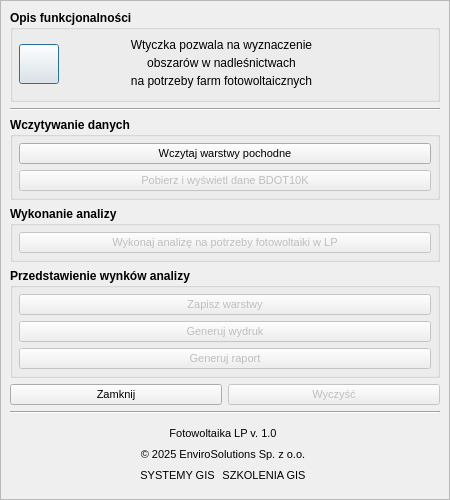
This is photovoltaics_LP_dialog_base.ui in envirosolutionspl/pv_las as Qt 5 draws it before an edit. The edited form follows.
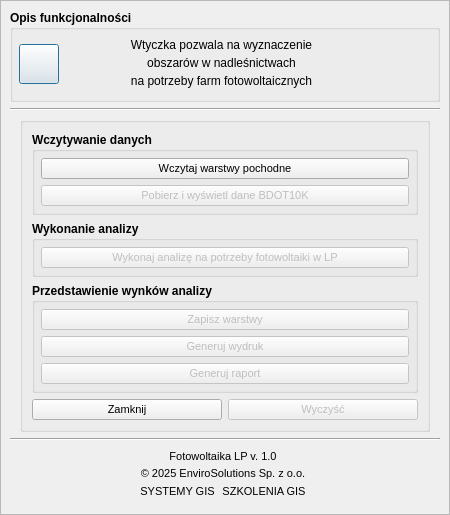
This is the edited form. Icons and pictures are not drawn.

The edit to the form file:
```diff
--- a/photovoltaics_LP_dialog_base.ui
+++ b/photovoltaics_LP_dialog_base.ui
@@ -10,7 +10,7 @@
     <x>0</x>
     <y>0</y>
     <width>450</width>
-    <height>500</height>
+    <height>515</height>
    </rect>
   </property>
   <property name="windowTitle">
@@ -43,8 +43,8 @@
        <rect>
         <x>0</x>
         <y>0</y>
-        <width>529</width>
-        <height>651</height>
+        <width>431</width>
+        <height>555</height>
        </rect>
       </property>
       <layout class="QVBoxLayout" name="verticalLayout_5">
@@ -202,6 +202,30 @@
         </widget>
        </item>
        <item>
+        <layout class="QHBoxLayout" name="horizontalLayout_2" stretch="0,1,0">
+         <item>
+          <spacer name="horizontalSpacer">
+           <property name="orientation">
+            <enum>Qt::Horizontal</enum>
+           </property>
+           <property name="sizeHint" stdset="0">
+            <size>
+             <width>0</width>
+             <height>0</height>
+            </size>
+           </property>
+          </spacer>
+         </item>
+         <item>
+          <widget class="QGroupBox" name="verticalGroupBox">
+           <property name="maximumSize">
+            <size>
+             <width>410</width>
+             <height>16777215</height>
+            </size>
+           </property>
+           <layout class="QVBoxLayout" name="verticalLayout_2">
+            <item>
         <widget class="QGroupBox" name="selectionLayersGB">
          <property name="sizePolicy">
           <sizepolicy hsizetype="Preferred" vsizetype="Maximum">
@@ -209,6 +233,12 @@
            <verstretch>0</verstretch>
           </sizepolicy>
          </property>
+              <property name="maximumSize">
+               <size>
+                <width>410</width>
+                <height>16777215</height>
+               </size>
+              </property>
          <property name="font">
           <font>
            <weight>75</weight>
@@ -415,6 +445,8 @@
            <property name="font">
             <font>
              <pointsize>8</pointsize>
+                  <weight>50</weight>
+                  <bold>false</bold>
             </font>
            </property>
            <property name="text">
@@ -430,6 +462,8 @@
            <property name="font">
             <font>
              <pointsize>8</pointsize>
+                  <weight>50</weight>
+                  <bold>false</bold>
             </font>
            </property>
            <property name="text">
@@ -439,6 +473,24 @@
          </item>
         </layout>
        </item>
+           </layout>
+          </widget>
+         </item>
+         <item>
+          <spacer name="horizontalSpacer_2">
+           <property name="orientation">
+            <enum>Qt::Horizontal</enum>
+           </property>
+           <property name="sizeHint" stdset="0">
+            <size>
+             <width>0</width>
+             <height>0</height>
+            </size>
+           </property>
+          </spacer>
+         </item>
+        </layout>
+       </item>
        <item>
         <widget class="Line" name="line">
          <property name="orientation">
@@ -533,7 +585,7 @@
           <property name="maximumSize">
            <size>
             <width>16777215</width>
-            <height>15</height>
+               <height>13</height>
            </size>
           </property>
           <property name="font">
```
Left out of the diff: 3 changed lines with no effect on the pictures. Lines whose indentation alone changed are shown as unchanged.
